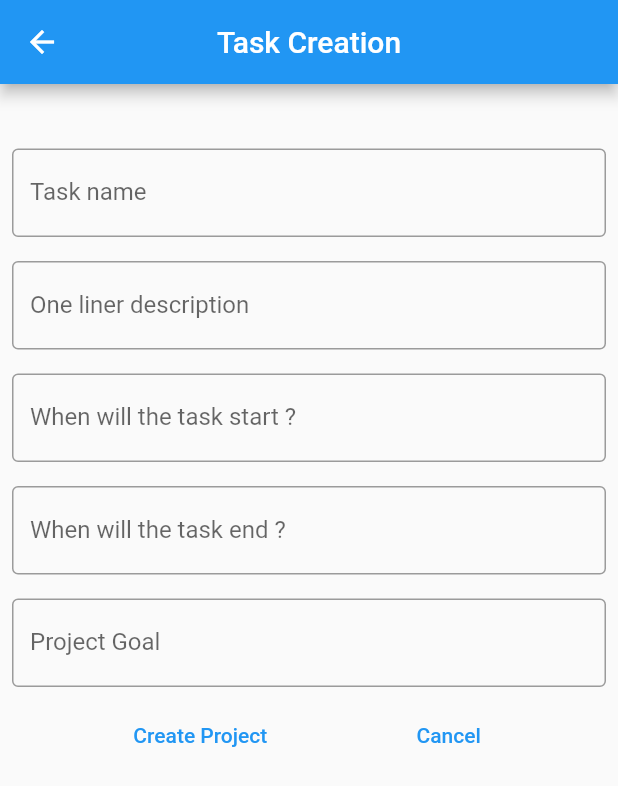
After one commit to cogluca/loops_flutter, a Flutter app: the ProjectCreationScreen screen opened by its route, on a phone screen of 412 x 824 dp. The commit adds this screen. Shown: the top 786 px of the screen. Run offline on Flutter 3.47's test engine with Material 2 defaults, Android fonts, the phone set to English and light mode, and no system bars; our stand-ins replace cloud_firestore, firebase_auth, firebase_core, fl_chart, get, get_storage and 2 more; missing offline and left inert: googleapis; accounts and stored records are empty; generated files the repository leaves out were written again; network calls fail; statements that could not run were skipped.

Commit message:
Introduced project creation screen and organized its routing and made mild manual testing of backlog

```diff
--- a/lib/navigation_infrastructure/navigation/navigation.dart
+++ b/lib/navigation_infrastructure/navigation/navigation.dart
@@ -35,6 +35,10 @@ class Nav {
     GetPage(
         name: Routes.TASK_VIEW,
         page: () => TaskviewView(),
-        binding: TaskViewBinding())
+        binding: TaskViewBinding()),
+    GetPage(
+        name: Routes.PROJECT_CREATION,
+        page: () => ProjectCreationScreen(),
+        binding: HomeControllerBinding())
   ];
 }
--- a/lib/navigation_infrastructure/navigation/routes.dart
+++ b/lib/navigation_infrastructure/navigation/routes.dart
@@ -11,4 +11,5 @@ class Routes {
   static const TIMELINE = '/timeline';
   static const PROJECT_OVERVIEW = '/project-overview';
   static const TASK_VIEW = '/task_creation';
+  static const PROJECT_CREATION = '/project_creation';
 }
--- a/lib/presentation/Backlog/backlog.screen.dart
+++ b/lib/presentation/Backlog/backlog.screen.dart
@@ -20,6 +20,7 @@ class BacklogScreen extends GetView<BacklogController> {
     Get.find<GetStorage>().write('taskLongPressed', false);
     final GlobalKey<ScaffoldState> _scaffoldKey = GlobalKey<ScaffoldState>();
     return Scaffold(
+      resizeToAvoidBottomInset: true,
       key: _scaffoldKey,
       appBar: AppBar(
           title: const Text('Backlog'),
--- a/lib/presentation/Backlog/views/taskview_view.dart
+++ b/lib/presentation/Backlog/views/taskview_view.dart
@@ -7,6 +7,7 @@ class TaskviewView extends GetView<BacklogController> {
   @override
   Widget build(BuildContext context) {
     return Scaffold(
+      resizeToAvoidBottomInset: false,
       appBar: AppBar(
         title: const Text('Task Creation'),
         centerTitle: true,
@@ -14,6 +15,7 @@ class TaskviewView extends GetView<BacklogController> {
       body: Column(
         children: [
           const Padding(padding: EdgeInsets.only(top: 35)),
+
           Container(
             child: TextFormField(
               decoration: const InputDecoration(
--- /dev/null
+++ b/lib/presentation/home/views/project_creation.screen.dart
@@ -0,0 +1,112 @@
+import 'package:flutter/material.dart';
+
+import 'package:get/get.dart';
+import 'package:loops/presentation/home/controllers/home.controller.dart';
+
+
+class ProjectCreationScreen extends GetView<HomeController> {
+  @override
+  Widget build(BuildContext context) {
+    return Scaffold(
+      resizeToAvoidBottomInset: false,
+        appBar: AppBar(
+          title: const Text('Task Creation'),
+          centerTitle: true,
+        ),
+        body: Column(
+          children: [
+            const Padding(padding: EdgeInsets.only(top: 35)),
+            Container(
+              child: TextFormField(
+                decoration: const InputDecoration(
+                  labelText: 'Task name',
+                  hintText: 'Enter task name',
+                  border: OutlineInputBorder(),
+                ),
+                controller: controller.createdNewProject,
+              ),
+              padding: const EdgeInsets.all(8.0),
+            ),
+            Container(
+              child: TextFormField(
+                decoration: const InputDecoration(
+                  labelText: 'One liner description',
+                  hintText: 'Ipsum dolor',
+                  border: OutlineInputBorder(),
+                ),
+                controller: controller.oneLiner,
+              ),
+              padding: const EdgeInsets.all(8.0),
+            ),
+            Container(
+              child: TextFormField(
+                decoration: const InputDecoration(
+                  labelText: 'When will the task start ?',
+                  hintText: 'yyyy/mm/dd',
+                  border: OutlineInputBorder(),
+                ),
+                controller: controller.newStartDate,
+                onTap: () async {
+                  DateTime? pickedDate = await showDatePicker(
+                      context: context,
+                      initialDate: DateTime.now(),
+                      firstDate: DateTime.now(),
+                      lastDate: DateTime.utc(2025));
+                  controller.newStartDate.text =
+                      '${pickedDate?.year}-${pickedDate?.month}-${pickedDate?.day}';
+                },
+              ),
+              padding: const EdgeInsets.all(8.0),
+            ),
+
+            Container(
+              child: TextFormField(
+                decoration: const InputDecoration(
+                  labelText: 'When will the task end ?',
+                  hintText: 'yyyy/mm/dd',
+                  border: OutlineInputBorder(),
+                ),
+                controller: controller.newEndDate,
+                onTap: () async {
+                  DateTime? pickedDate = await showDatePicker(
+                      context: context,
+                      initialDate: DateTime.now(),
+                      firstDate: DateTime.now(),
+                      lastDate: DateTime.utc(2025));
+                  controller.newEndDate.text =
+                      '${pickedDate?.year}-${pickedDate?.month}-${pickedDate?.day}';
+                },
+              ),
+              padding: const EdgeInsets.all(8.0),
+            ),
+
+            Container(
+              child: TextFormField(
+                decoration: const InputDecoration(
+                  labelText: 'Project Goal',
+                  hintText: 'Ipsum dolor',
+                  border: OutlineInputBorder(),
+                ),
+                controller: controller.projectGoal,
+              ),
+              padding: const EdgeInsets.all(8.0),
+            ),
+
+            Row(
+              children: [
+                TextButton(
+                    onPressed: () => {
+                          controller.saveNewlyCreatedProject(),
+                          Navigator.pop(context)
+                        },
+                    child: const Text('Create Project')),
+                TextButton(
+                    onPressed: () => {Navigator.pop(context)},
+                    child: const Text('Cancel'))
+              ],
+              mainAxisAlignment: MainAxisAlignment.spaceEvenly,
+            )
+          ],
+        ));
+  }
+}
--- a/lib/presentation/screens.dart
+++ b/lib/presentation/screens.dart
@@ -2,4 +2,5 @@
 export 'package:loops/presentation/Backlog/backlog.screen.dart';
 export 'package:loops/presentation/home/home.screen.dart';
 export 'package:loops/presentation/login/login.screen.dart';
+export 'package:loops/presentation/home/views/project_creation.screen.dart';
 export 'package:loops/presentation/project_overview/project_overview.screen.dart';
```
Also changed, not shown: lib/presentation/home/home.screen.dart (+2 -81 lines).
